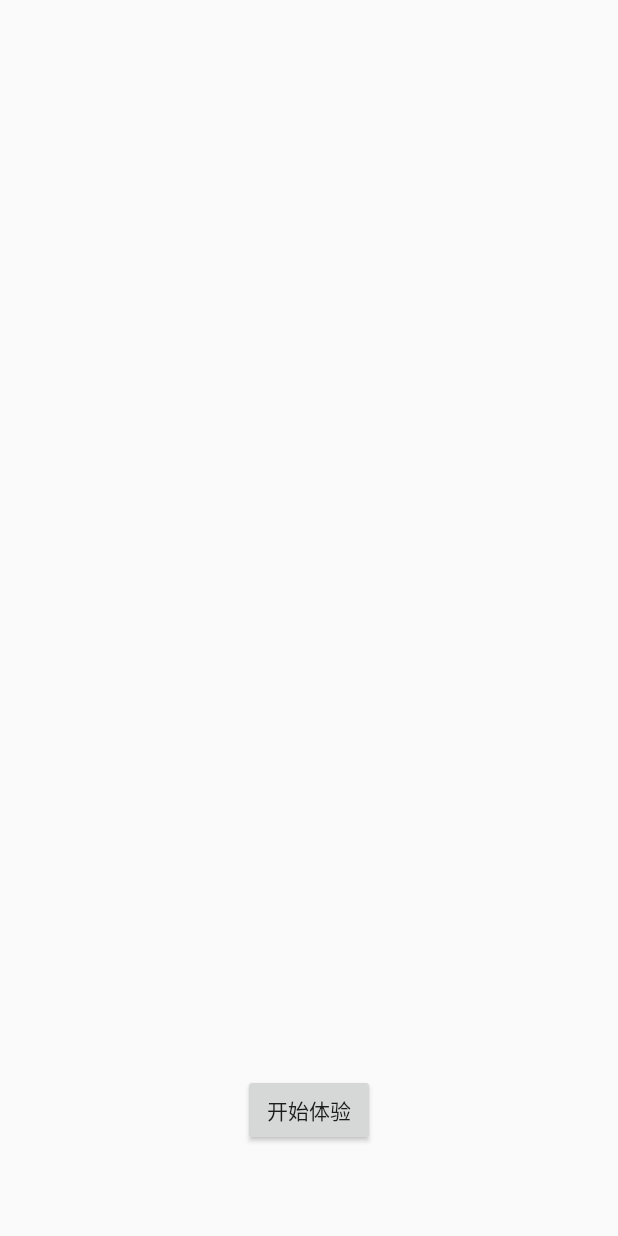
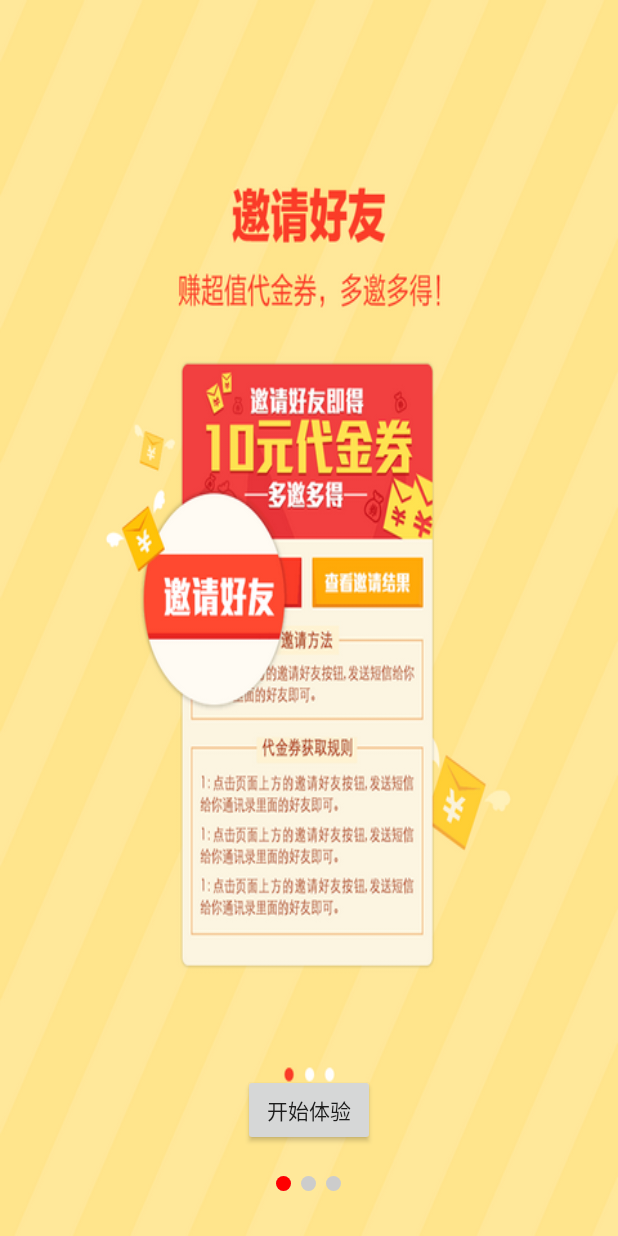
Before and after one commit to HelloAZLS/ZHBJ, an Android app: the GuideActivity screen opened directly, with no data from a screen before it, on a phone screen of 412 x 824 dp. Run offline under Robolectric (Android 15) with nearby library versions, the light colour scheme and no system bars.

Commit message:
指示器

```diff
--- a/app/src/main/java/com/example/administrator/zhbj/GuideActivity.java
+++ b/app/src/main/java/com/example/administrator/zhbj/GuideActivity.java
@@ -30,6 +30,7 @@ public class GuideActivity extends AppCompatActivity {
         setContentView(R.layout.activity_guide);
         initViews();
         initDate();
+        vpGuide.setAdapter(new GuideAdapter());
     }
 
     public void initDate() {
@@ -38,14 +39,24 @@ public class GuideActivity extends AppCompatActivity {
             ImageView view = new ImageView(this);
             view.setBackgroundResource(images[i]);
             mImages.add(view);
+            ImageView point = new ImageView(this);
+            point.setImageResource(R.drawable.shape_point_gary);
+            LinearLayout.LayoutParams params = new LinearLayout.LayoutParams(LinearLayout.LayoutParams.WRAP_CONTENT, LinearLayout.LayoutParams.WRAP_CONTENT);
+            if (i > 0) {
+                params.leftMargin = 10;
+            }
+            point.setLayoutParams(params);
+            llPoint.addView(point);
+        }
+        ////TODO 没有设置适配器
 
-        }
     }
 
     private void initViews() {
         vpGuide = (ViewPager) findViewById(R.id.vp_guide);
         btnStart = (Button) findViewById(R.id.btn_start);
         llPoint = (LinearLayout) findViewById(R.id.ll_point);
+        ////TODO 还没找到小红点
     }
 
     class GuideAdapter extends PagerAdapter {
--- /dev/null
+++ b/app/src/main/res/drawable/shape_point_gary.xml
@@ -0,0 +1,7 @@
+<?xml version="1.0" encoding="utf-8"?>
+<shape xmlns:android="http://schemas.android.com/apk/res/android"
+    android:shape="oval">
+<solid android:color="#cccccc"/>
+    <size android:width="10dp"
+        android:height="10dp"/>
+</shape>
--- /dev/null
+++ b/app/src/main/res/drawable/shape_point_red.xml
@@ -0,0 +1,7 @@
+<?xml version="1.0" encoding="utf-8"?>
+<shape xmlns:android="http://schemas.android.com/apk/res/android"
+    android:shape="oval">
+<solid android:color="#f00"/>
+    <size android:width="10dp"
+        android:height="10dp"/>
+</shape>
--- a/app/src/main/res/layout/activity_guide.xml
+++ b/app/src/main/res/layout/activity_guide.xml
@@ -16,14 +16,23 @@
         android:layout_centerHorizontal="true"
         android:layout_marginBottom="60dp"
         android:text="开始体验" />
+
+    <RelativeLayout
+        android:layout_alignParentBottom="true"
+        android:layout_centerHorizontal="true"
+        android:layout_marginBottom="30dp"
+        android:layout_width="wrap_content"
+        android:layout_height="wrap_content">
     <LinearLayout
         android:id="@+id/ll_point"
         android:orientation="horizontal"
-        android:layout_alignParentBottom="true"
-        android:layout_centerHorizontal="true"
-        android:layout_marginBottom="38dp"
         android:layout_width="wrap_content"
         android:layout_height="wrap_content">
-
     </LinearLayout>
+<ImageView
+    android:src="@drawable/shape_point_red"
+    android:id="@+id/iv_red_point"
+    android:layout_width="wrap_content"
+    android:layout_height="wrap_content" />
+    </RelativeLayout>
 </RelativeLayout>
```
